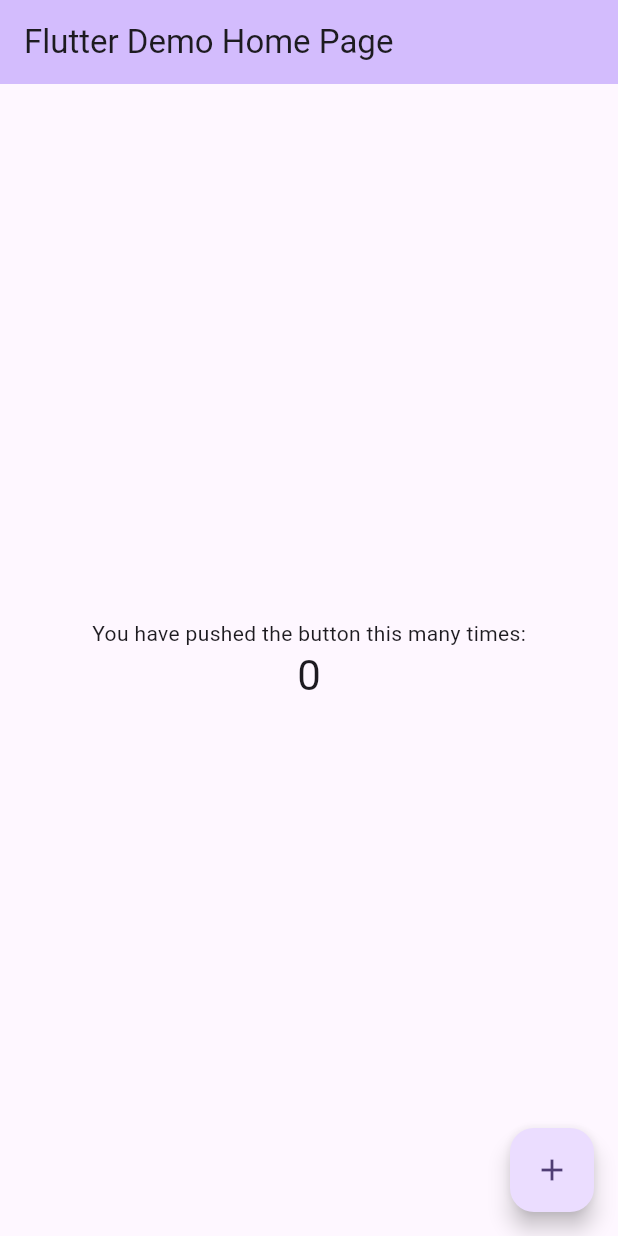
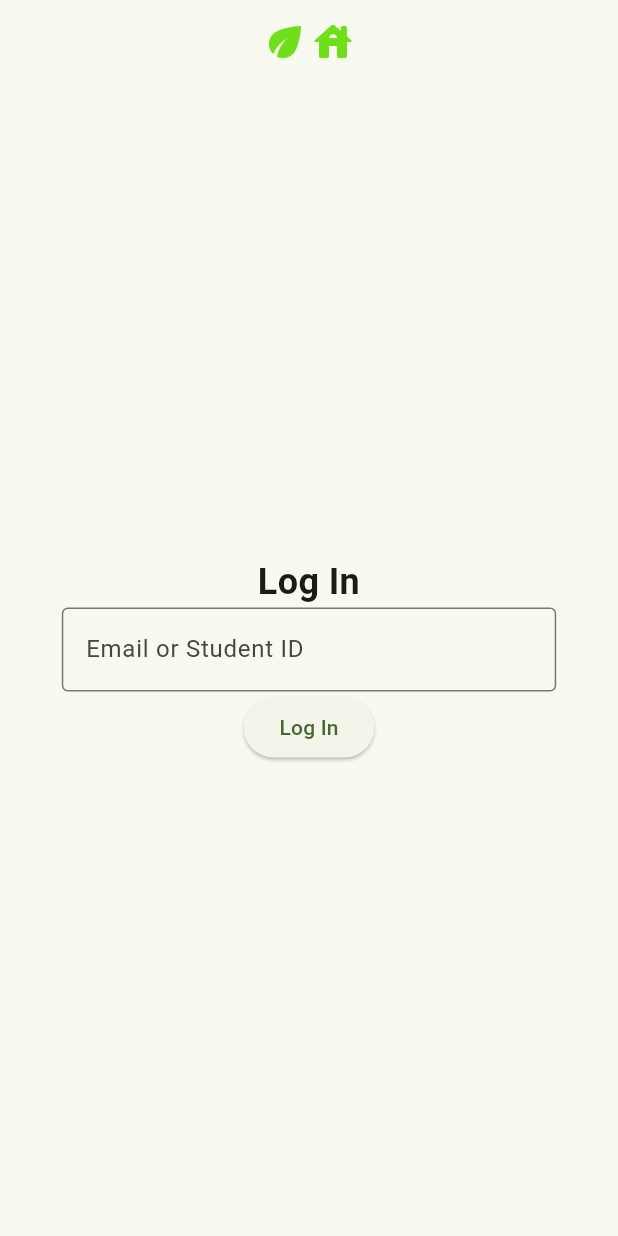
Before and after one commit to WanakitsamphanTh/Eco-dorm, a Flutter app: the screen it shows after launch, on a phone screen of 412 x 824 dp. Run offline on Flutter 3.47's test engine with Material 3 defaults, Android fonts, the phone set to English and light mode, and no system bars.

Commit message:
Add login page

```diff
--- /dev/null
+++ b/ui/lib/login.dart
@@ -0,0 +1,67 @@
+import 'package:flutter/material.dart';
+import 'package:http/http.dart' as http;
+import 'score.dart';
+
+const url = "";
+
+class LogInPage extends StatefulWidget{
+    const LogInPage({super.key});
+
+    @override
+    State<LogInPage> createState() => _LogInState();
+}
+
+class _LogInState extends State<LogInPage>{
+
+    void _onLogInPressed() {
+        http.Request request = http.Request('POST', Uri.parse(url));
+        Navigator.pushReplacement(
+            context,
+            MaterialPageRoute(builder: (context) => ScorePage()),
+        );
+    }
+
+    @override
+    Widget build(BuildContext context){
+        return Scaffold(
+            appBar: AppBar(
+                title: Row(
+                    mainAxisAlignment: MainAxisAlignment.center,
+                    children: [
+                        Icon(Icons.eco, size: 32, color: Color.fromARGB(255, 110, 223, 24)),
+                        Icon(Icons.house_rounded, size: 32, color: Color.fromARGB(255, 110, 223, 24))
+                    ],
+                ),
+            ),
+            body: Center(
+                child: Column(
+                    mainAxisAlignment: MainAxisAlignment.center,
+                    children: [
+                        Text(
+                            'Log In',
+                            textAlign: TextAlign.center,
+                            style: TextStyle(
+                                fontSize: 24,
+                                fontWeight: FontWeight.bold,
+                                fontFamily: 'Roboto',
+                            ),
+                        ),
+                        const FractionallySizedBox(
+                            widthFactor: 0.8,
+                            child: TextField(
+                                decoration: InputDecoration(
+                                    border: OutlineInputBorder(),
+                                    labelText: 'Email or Student ID',
+                                ),
+                            ),
+                        ),
+                        ElevatedButton(
+                            onPressed: _onLogInPressed,
+                            child: Text('Log In'),
+                        ),
+                    ],
+                ),
+            ),
+        );
+    }
+}
--- a/ui/lib/main.dart
+++ b/ui/lib/main.dart
@@ -1,4 +1,8 @@
 import 'package:flutter/material.dart';
+import 'package:http/http.dart' as http;
+import 'login.dart';
+import 'score.dart';
+import 'coupons.dart';
 
 void main() {
   runApp(const MyApp());
@@ -13,110 +17,32 @@ class MyApp extends StatelessWidget {
     return MaterialApp(
       title: 'Flutter Demo',
       theme: ThemeData(
-        // This is the theme of your application.
-        //
-        // TRY THIS: Try running your application with "flutter run". You'll see
-        // the application has a purple toolbar. Then, without quitting the app,
-        // try changing the seedColor in the colorScheme below to Colors.green
-        // and then invoke "hot reload" (save your changes or press the "hot
-        // reload" button in a Flutter-supported IDE, or press "r" if you used
-        // the command line to start the app).
-        //
-        // Notice that the counter didn't reset back to zero; the application
-        // state is not lost during the reload. To reset the state, use hot
-        // restart instead.
-        //
-        // This works for code too, not just values: Most code changes can be
-        // tested with just a hot reload.
-        colorScheme: .fromSeed(seedColor: Colors.deepPurple),
+        colorScheme: .fromSeed(seedColor: Color.fromARGB(255, 110, 223, 24)),
       ),
-      home: const MyHomePage(title: 'Flutter Demo Home Page'),
+      home: const AppPage(title: 'Flutter Demo Home Page'),
     );
   }
 }
 
-class MyHomePage extends StatefulWidget {
-  const MyHomePage({super.key, required this.title});
-
-  // This widget is the home page of your application. It is stateful, meaning
-  // that it has a State object (defined below) that contains fields that affect
-  // how it looks.
-
-  // This class is the configuration for the state. It holds the values (in this
-  // case the title) provided by the parent (in this case the App widget) and
-  // used by the build method of the State. Fields in a Widget subclass are
-  // always marked "final".
+class AppPage extends StatefulWidget {
+  const AppPage({super.key, required this.title});
 
   final String title;
 
   @override
-  State<MyHomePage> createState() => _MyHomePageState();
+  State<AppPage> createState() => _AppPageState();
 }
 
-class _MyHomePageState extends State<MyHomePage> {
-  int _counter = 0;
+class _AppPageState extends State<AppPage> {
 
-  void _incrementCounter() {
-    setState(() {
-      // This call to setState tells the Flutter framework that something has
-      // changed in this State, which causes it to rerun the build method below
-      // so that the display can reflect the updated values. If we changed
-      // _counter without calling setState(), then the build method would not be
-      // called again, and so nothing would appear to happen.
-      _counter++;
-    });
-  }
+  var _loggedIn = false;
 
   @override
   Widget build(BuildContext context) {
-    // This method is rerun every time setState is called, for instance as done
-    // by the _incrementCounter method above.
-    //
-    // The Flutter framework has been optimized to make rerunning build methods
-    // fast, so that you can just rebuild anything that needs updating rather
-    // than having to individually change instances of widgets.
     return Scaffold(
-      appBar: AppBar(
-        // TRY THIS: Try changing the color here to a specific color (to
-        // Colors.amber, perhaps?) and trigger a hot reload to see the AppBar
-        // change color while the other colors stay the same.
-        backgroundColor: Theme.of(context).colorScheme.inversePrimary,
-        // Here we take the value from the MyHomePage object that was created by
-        // the App.build method, and use it to set our appbar title.
-        title: Text(widget.title),
-      ),
       body: Center(
-        // Center is a layout widget. It takes a single child and positions it
-        // in the middle of the parent.
-        child: Column(
-          // Column is also a layout widget. It takes a list of children and
-          // arranges them vertically. By default, it sizes itself to fit its
-          // children horizontally, and tries to be as tall as its parent.
-          //
-          // Column has various properties to control how it sizes itself and
-          // how it positions its children. Here we use mainAxisAlignment to
-          // center the children vertically; the main axis here is the vertical
-          // axis because Columns are vertical (the cross axis would be
-          // horizontal).
-          //
-          // TRY THIS: Invoke "debug painting" (choose the "Toggle Debug Paint"
-          // action in the IDE, or press "p" in the console), to see the
-          // wireframe for each widget.
-          mainAxisAlignment: .center,
-          children: [
-            const Text('You have pushed the button this many times:'),
-            Text(
-              '$_counter',
-              style: Theme.of(context).textTheme.headlineMedium,
-            ),
-          ],
+        child: _loggedIn ? ScorePage() : LogInPage(),
         ),
-      ),
-      floatingActionButton: FloatingActionButton(
-        onPressed: _incrementCounter,
-        tooltip: 'Increment',
-        child: const Icon(Icons.add),
-      ),
-    );
+      );
   }
 }
--- a/ui/pubspec.yaml
+++ b/ui/pubspec.yaml
@@ -28,6 +28,7 @@ environment:
 # the latest version available on pub.dev. To see which dependencies have newer
 # versions available, run `flutter pub outdated`.
 dependencies:
+  http: ^1.6.0
   flutter:
     sdk: flutter
 
```
Also changed, not shown: ui/lib/coupons.dart (added, +26 -0 lines), ui/lib/score.dart (added, +27 -0 lines), ui/pubspec.lock.
